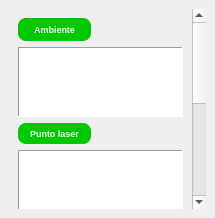
The window that reflectorsqlist.ui (crocodile119/Laser-Studio) describes before a commit, drawn with Qt 5.
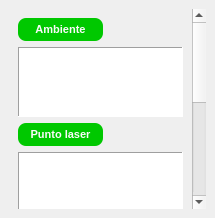
The same window after the commit.

Patch:
```diff
--- a/reflectorsqlist.ui
+++ b/reflectorsqlist.ui
@@ -30,7 +30,7 @@
   </property>
   <property name="font">
    <font>
-    <pointsize>7</pointsize>
+    <pointsize>8</pointsize>
    </font>
   </property>
   <property name="styleSheet">
@@ -59,9 +59,9 @@
        <property name="geometry">
         <rect>
          <x>0</x>
-         <y>0</y>
-         <width>172</width>
-         <height>515</height>
+         <y>-135</y>
+         <width>180</width>
+         <height>436</height>
         </rect>
        </property>
        <layout class="QGridLayout" name="gridLayout">
@@ -76,7 +76,7 @@
           <property name="font">
            <font>
             <family>Arial</family>
-            <pointsize>7</pointsize>
+            <pointsize>8</pointsize>
             <weight>75</weight>
             <bold>true</bold>
            </font>
@@ -582,7 +582,7 @@
           <property name="font">
            <font>
             <family>Arial</family>
-            <pointsize>7</pointsize>
+            <pointsize>8</pointsize>
             <weight>75</weight>
             <bold>true</bold>
            </font>
@@ -634,7 +634,7 @@
           <property name="font">
            <font>
             <family>Arial</family>
-            <pointsize>7</pointsize>
+            <pointsize>8</pointsize>
             <weight>75</weight>
             <bold>true</bold>
            </font>
@@ -697,7 +697,7 @@
          <widget class="QLabel" name="label">
           <property name="font">
            <font>
-            <pointsize>7</pointsize>
+            <pointsize>8</pointsize>
             <weight>75</weight>
             <bold>true</bold>
            </font>
@@ -724,7 +724,7 @@
          <widget class="QLabel" name="label_2">
           <property name="font">
            <font>
-            <pointsize>7</pointsize>
+            <pointsize>8</pointsize>
             <weight>75</weight>
             <bold>true</bold>
            </font>
@@ -751,7 +751,7 @@
          <widget class="QLabel" name="label_4">
           <property name="font">
            <font>
-            <pointsize>7</pointsize>
+            <pointsize>8</pointsize>
             <weight>75</weight>
             <bold>true</bold>
            </font>
@@ -778,7 +778,7 @@
          <widget class="QLabel" name="label_3">
           <property name="font">
            <font>
-            <pointsize>7</pointsize>
+            <pointsize>8</pointsize>
             <weight>75</weight>
             <bold>true</bold>
            </font>
@@ -819,7 +819,7 @@
           <property name="font">
            <font>
             <family>Arial</family>
-            <pointsize>7</pointsize>
+            <pointsize>8</pointsize>
             <weight>75</weight>
             <bold>true</bold>
            </font>
```
